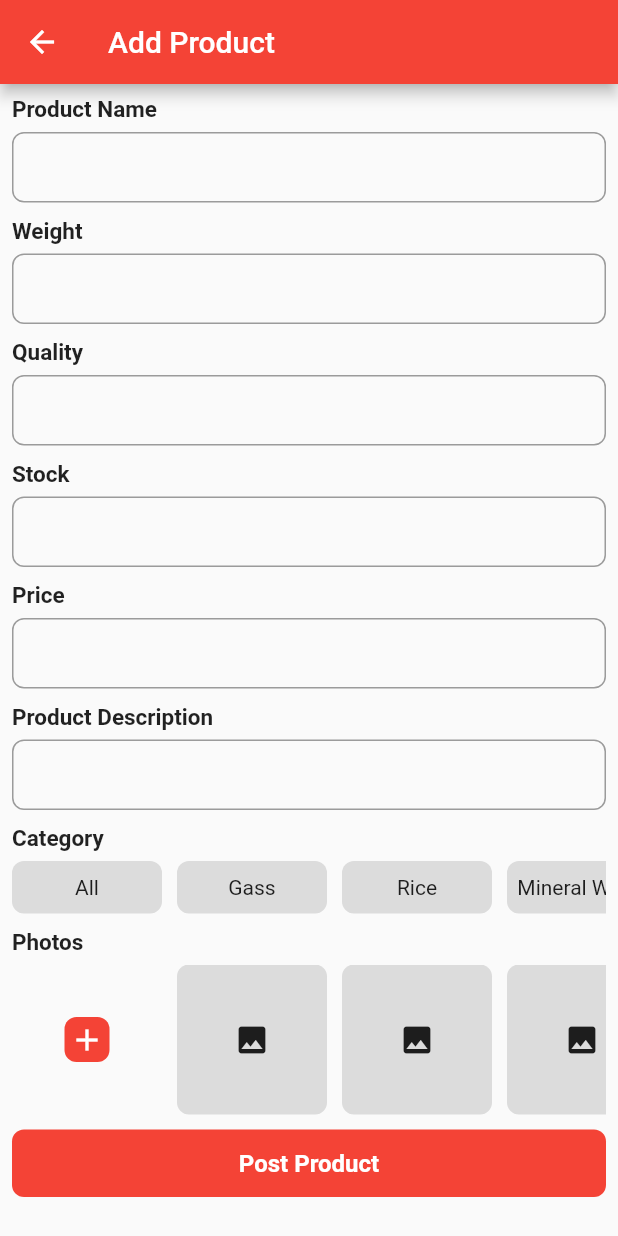
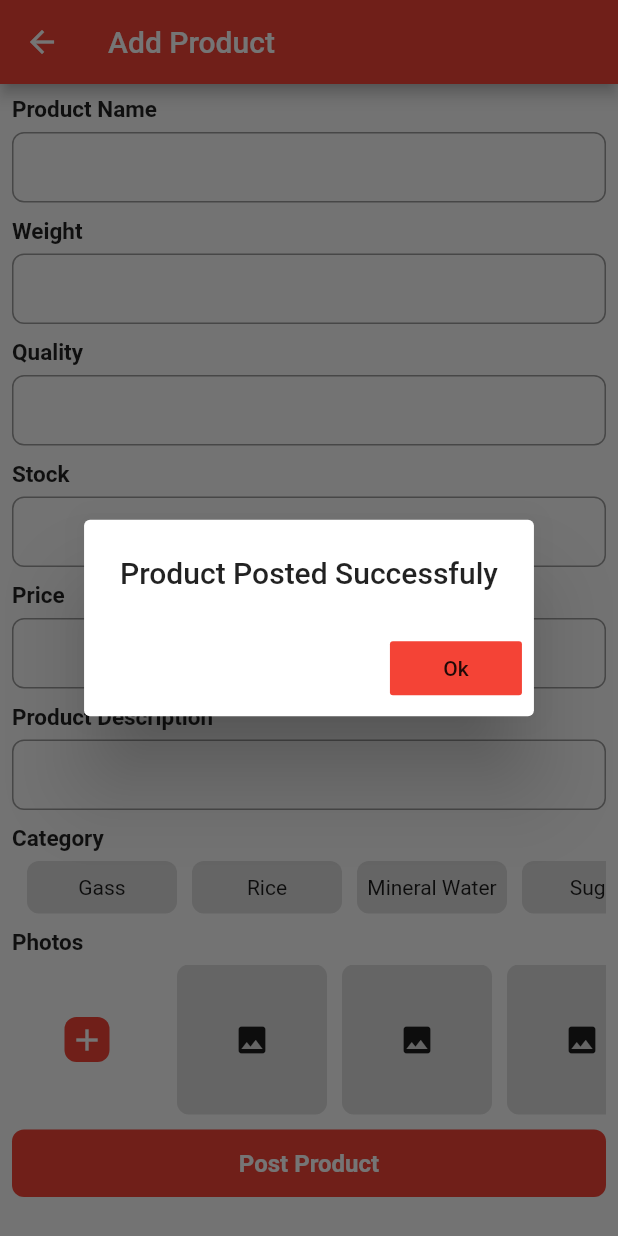
Before and after one commit to kmalmaulana/BerasKu-master, a Flutter app: the AddProductPage screen opened directly, after a tap on "Post Product", on a phone screen of 412 x 824 dp. Run offline on Flutter 3.47's test engine with Material 2 defaults, Android fonts, the phone set to English and light mode, and no system bars; our stand-ins replace cloud_firestore; accounts and stored records are empty.

```diff
--- a/lib/pages/add_product_page.dart
+++ b/lib/pages/add_product_page.dart
@@ -2,13 +2,6 @@ import 'package:berasku/widgets/category_tab.dart';
 import 'package:berasku/widgets/listview_prhotos.dart';
 import 'package:cloud_firestore/cloud_firestore.dart';
 import 'package:flutter/material.dart';
- import 'package:berasku/products.dart';
- import 'package:cloud_firestore/cloud_firestore.dart';
-// import 'task.dart';
-// import 'firestoreservice.dart';
- import 'package:firebase_core/firebase_core.dart';
-
-import 'home_page.dart';
 
 class AddProductPage extends StatefulWidget {
   @override
@@ -64,6 +57,33 @@ class _AddProductPageState extends State<AddProductPage> {
     });
   }
 
+  void _postDialog() {
+    showDialog(
+      context: context,
+      builder: (BuildContext context) {
+        return AlertDialog(
+          title: new Text("Product Posted Successfuly"),
+          actions: <Widget>[
+            new FlatButton(
+              color: Colors.red,
+              child: new Text("Ok"),
+              onPressed: () {
+                Navigator.of(context).pop();
+              },
+            ),
+          ],
+        );
+      },
+    );
+  }
+
+  void polpulateData(){
+    list = [];
+
+    for (int i = 0; i < 10; i++)
+      list.add(ListItem<String>("item $i"));
+  }
+
   @override
   Widget build(BuildContext context) {
     return Scaffold(
@@ -95,7 +115,6 @@ class _AddProductPageState extends State<AddProductPage> {
                       getProductName(productName);
                     },
                     decoration: InputDecoration(
-                      // labelText: "Nama Product",
                       fillColor: Colors.white,
                       border: OutlineInputBorder(
                         borderRadius: BorderRadius.circular(8.0),
@@ -256,10 +275,6 @@ class _AddProductPageState extends State<AddProductPage> {
                   child: ListView(
                     scrollDirection: Axis.horizontal,
                     children: <Widget>[
-                      CategoryTab(
-                        categoryName: 'All',
-                        tabColor: Colors.black12,
-                      ),
                       SizedBox(
                         width: 10,
                       ),
@@ -273,6 +288,7 @@ class _AddProductPageState extends State<AddProductPage> {
                       CategoryTab(
                         categoryName: 'Rice',
                         tabColor: Colors.black12,
+
                       ),
                       SizedBox(
                         width: 10,
@@ -382,7 +398,7 @@ class _AddProductPageState extends State<AddProductPage> {
                   ),
                   onTap: () {
                     addProduct();
-//                    Navigator.push(HomePage(), route)
+                    _postDialog();
                   },
                 ),
               ],
--- /dev/null
+++ b/lib/widgets/category_selection.dart
@@ -0,0 +1,10 @@
+
+class ListItem<T> {
+  bool isSelected = false;
+
+  T data;
+
+  ListItem(this.data);
+
+
+}
--- a/lib/widgets/category_tab.dart
+++ b/lib/widgets/category_tab.dart
@@ -1,21 +1,30 @@
 import 'package:flutter/material.dart';
 
-class CategoryTab extends StatelessWidget {
+class CategoryTab extends StatefulWidget {
   final String categoryName;
-  final Color tabColor;
+  Color tabColor;
 
   CategoryTab({@required this.categoryName, this.tabColor});
 
   @override
+  _CategoryTabState createState() => _CategoryTabState();
+}
+
+class _CategoryTabState extends State<CategoryTab> {
+  @override
   Widget build(BuildContext context) {
-    return Container(
-      height: 50,
-      width: 100,
-      decoration: BoxDecoration(
-        borderRadius: BorderRadius.circular(8),
-        color: tabColor,
+    return GestureDetector(
+      child: Container(
+        height: 50,
+        width: 100,
+        decoration: BoxDecoration(
+          borderRadius: BorderRadius.circular(8),
+          color: widget.tabColor,
+        ),
+        child: Center(child: Text(widget.categoryName)),
       ),
-      child: Center(child: Text(categoryName)),
+      onTap: (){
+      }
     );
   }
 }
--- a/pubspec.yaml
+++ b/pubspec.yaml
@@ -25,6 +25,7 @@ dependencies:
   # The following adds the Cupertino Icons font to your application.
   # Use with the CupertinoIcons class for iOS style icons.
   cupertino_icons: ^0.1.2
+  image_picker: ^0.3.0
 
 dev_dependencies:
   flutter_test:
```
Also changed, not shown: pubspec.lock, 1 other file.
